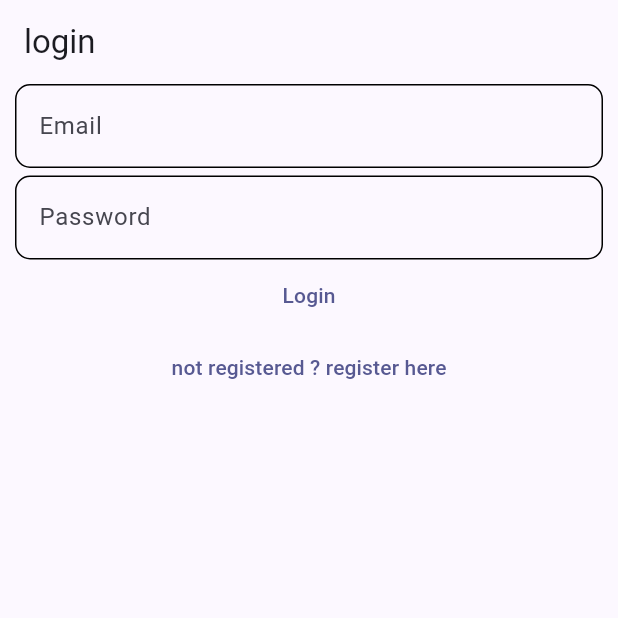
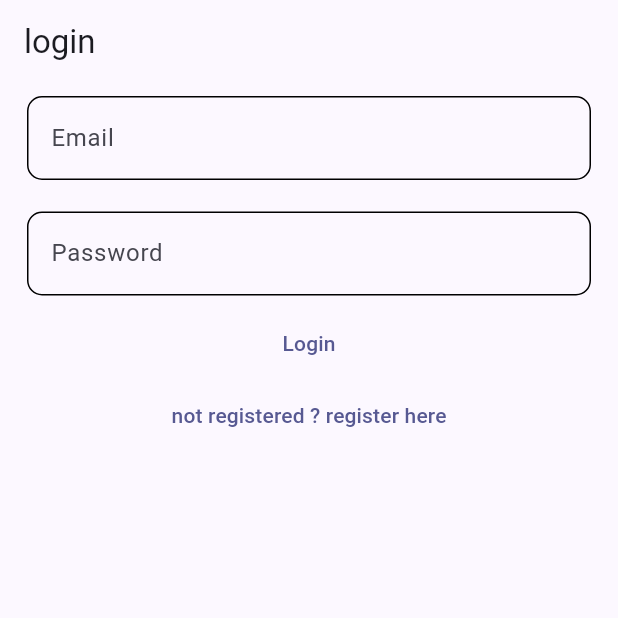
Before and after one commit to DevrajJain04/InnstantBook, a Flutter app: the screen it shows after launch, on a phone screen of 412 x 824 dp, the top half of it. Run offline on Flutter 3.47's test engine with Material 2 defaults, Android fonts, the phone set to English and light mode, and no system bars; our stand-ins replace firebase_auth, firebase_core; accounts and stored records are empty.

```diff
--- a/lib/main.dart
+++ b/lib/main.dart
@@ -1,6 +1,7 @@
 import 'package:firebase_auth/firebase_auth.dart';
 import 'package:firebase_core/firebase_core.dart';
 import 'package:flutter/material.dart';
+import 'package:innstantbook/utilities/navbar.dart';
 import 'package:innstantbook/views/login_view.dart';
 import 'package:innstantbook/constants/routes.dart';
 import 'package:innstantbook/views/hotels_view.dart';
@@ -49,7 +50,7 @@ class HomePage extends StatelessWidget {
               final user = FirebaseAuth.instance.currentUser;
               if (user != null) {
                 if (user.emailVerified) {
-                  return const HotelView();
+                  return const NavBar();
                 } else {
                   return const VerifyEmailView();
                 }
@@ -57,8 +58,7 @@ class HomePage extends StatelessWidget {
                 return const LoginView();
               }
             default:
-              return const SizedBox(
-                  height: 1, width: 1, child: CircularProgressIndicator());
+              return const CircularProgressIndicator();
           }
         });
   }
--- a/lib/views/hotel_detail_view.dart
+++ b/lib/views/hotel_detail_view.dart
@@ -12,10 +12,7 @@ class HotelDesc extends StatelessWidget {
       ),
       body: Container(
         child: Column(
-          children: [
-
-
-          ],
+          children: [],
         ),
       ),
     );
--- a/lib/views/login_view.dart
+++ b/lib/views/login_view.dart
@@ -38,7 +38,9 @@ class _LoginViewState extends State<LoginView> {
         padding: const EdgeInsets.only(left: 10, right: 10),
         child: Column(
           children: [
-            TextField(
+            Padding(
+              padding: const EdgeInsets.all(8.0),
+              child: TextField(
                 controller: _email,
                 enableSuggestions: false,
                 autocorrect: false,
@@ -50,10 +52,13 @@ class _LoginViewState extends State<LoginView> {
                   ),
                 ),
               ),
+            ),
             SizedBox(
               height: 5,
             ),
-            TextField(
+            Padding(
+              padding: const EdgeInsets.all(8.0),
+              child: TextField(
                 controller: _password,
                 obscureText: true,
                 enableSuggestions: false,
@@ -62,6 +67,7 @@ class _LoginViewState extends State<LoginView> {
                   labelText: 'Password',
                   enabledBorder: OutlineInputBorder(
                     borderRadius: BorderRadius.all(Radius.circular(10)),
+                  ),
                 ),
               ),
             ),
```
Also changed, not shown: lib/utilities/navbar.dart (added, +42 -0 lines), lib/views/hotels_view.dart (+0 -40 lines). Lines whose indentation alone changed are shown as unchanged.
